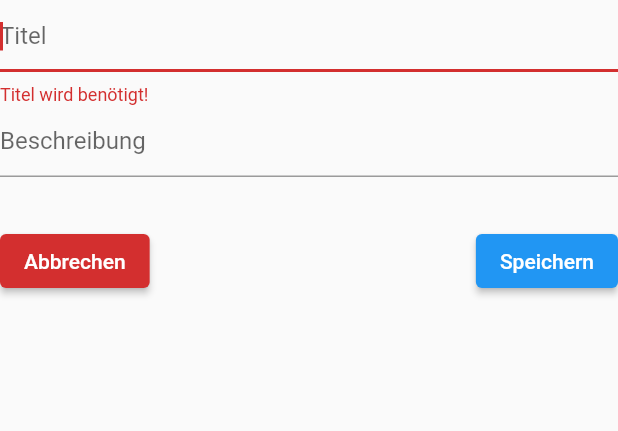
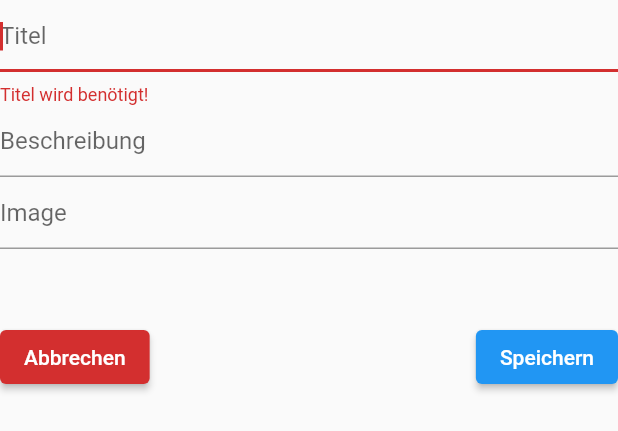
Before and after one commit to lectary/ClimbingAlien, a Flutter app: the WallForm widget shown alone on an empty page, opened directly with empty values, after a tap on "Speichern", on a phone screen of 412 x 824 dp. Shown: the top 431 px of the screen. Run offline on Flutter 3.47's test engine with Material 2 defaults, Android fonts, the phone set to English and light mode, and no system bars; our stand-ins replace camera, floor, fluttertoast, image_picker, sqflite; accounts and stored records are empty; generated files the repository leaves out were written again.

Commit message:
Move image selection to wall form and refactor

```diff
--- a/lib/utils/utils.dart
+++ b/lib/utils/utils.dart
@@ -5,4 +5,11 @@ class Utils {
   static num degreesToRadians(num deg) {
     return (deg * pi) / 180.0;
   }
+
+  static String getFilenameFromPath(String path) {
+    int lastSlash = path.lastIndexOf('/');
+    int lastDot = path.lastIndexOf('.');
+    if (lastSlash == -1 || lastDot == -1) return "";
+    return path.substring(lastSlash + 1, lastDot);
+  }
 }
--- a/lib/views/route_management/wall_form.dart
+++ b/lib/views/route_management/wall_form.dart
@@ -1,5 +1,9 @@
+import 'dart:developer';
+
 import 'package:climbing_alien/data/entity/wall.dart';
+import 'package:climbing_alien/utils/utils.dart';
 import 'package:climbing_alien/viewmodels/wall_viewmodel.dart';
+import 'package:climbing_alien/widgets/image_picker/image_picker_dialog.dart';
 import 'package:flutter/cupertino.dart';
 import 'package:flutter/material.dart';
 import 'package:provider/provider.dart';
@@ -29,12 +33,14 @@ class WallForm extends StatefulWidget {
 
 class _WallFormState extends State<WallForm> {
   final GlobalKey<FormState> _formKey = GlobalKey<FormState>();
+  final TextEditingController _textEditingControllerImagePath = TextEditingController();
   final FocusNode _focusNode = FocusNode();
   WallViewModel wallViewModel;
   bool edit;
 
   String title;
   String description;
+  String imagePath;
 
   @override
   void initState() {
@@ -44,12 +50,14 @@ class _WallFormState extends State<WallForm> {
     edit = widget.wall != null;
     title = widget.wall?.title;
     description = widget.wall?.description;
+    imagePath = widget.wall?.imagePath;
   }
 
   @override
   Widget build(BuildContext context) {
     return Form(
       key: _formKey,
+      child: SingleChildScrollView(
         child: Column(
           mainAxisSize: MainAxisSize.min,
           children: [
@@ -70,6 +78,23 @@ class _WallFormState extends State<WallForm> {
               decoration: InputDecoration(hintText: "Beschreibung"),
               onSaved: (value) => description = value,
             ),
+            TextFormField(
+              initialValue: Utils.getFilenameFromPath(imagePath),
+              decoration: InputDecoration(hintText: "Image"),
+              readOnly: true,
+              onTap: () async {
+                String newPath = await ImagePickerDialog.showImagePickerDialog(context);
+                if (newPath != null) {
+                  setState(() {
+                    imagePath = newPath;
+                  });
+                }
+              },
+            ),
+            Padding(
+              padding: const EdgeInsets.only(top: 16.0),
+              child: getImageByPath(imagePath),
+            ),
             Padding(
               padding: const EdgeInsets.only(top: 32.0),
               child: Row(
@@ -87,12 +112,10 @@ class _WallFormState extends State<WallForm> {
                           if (edit) {
                             widget.wall.title = title;
                             widget.wall.description = description;
+                            widget.wall.imagePathUpdated = imagePath;
                             wallViewModel.updateWall(widget.wall);
                           } else {
-                          Wall wall = Wall(
-                            title,
-                            description: description,
-                          );
+                            Wall wall = Wall(title, description: description, imagePath: imagePath);
                             wallViewModel.insertWall(wall);
                           }
                           Navigator.pop(context);
@@ -103,6 +126,18 @@ class _WallFormState extends State<WallForm> {
             )
           ],
         ),
+      ),
     );
   }
+
+  Widget getImageByPath(String path) {
+    if (path == null || path.isEmpty) {
+      return Container();
+    } else {
+      return Image.asset(path, errorBuilder: (BuildContext context, Object exception, StackTrace stackTrace) {
+        log(exception.toString());
+        return Text('Failed to load image 😢');
+      });
     }
+  }
+}
--- a/lib/views/route_management/wall_screen.dart
+++ b/lib/views/route_management/wall_screen.dart
@@ -57,11 +57,12 @@ class WallScreen extends StatelessWidget {
                                   ),
                                 ),
                               ),
-
                               /// Wall image
                               Padding(
                                 padding: const EdgeInsets.all(8.0),
-                                child: wall.imagePath == null ? Text('No image') : Image.asset(wall.imagePath),
+                                child: Center(
+                                  child: wall.imagePath == null || wall.imagePath.isEmpty ? Text('No image') : Image.asset(wall.imagePath),
+                                ),
                               )
                             ]),
                             onTap: () =>
```
Also changed, not shown: lib/widgets/image_picker/asset_image_picker.dart (+2 -5 lines), lib/widgets/image_picker/image_picker_dialog.dart (+11 -6 lines). Lines whose indentation alone changed are shown as unchanged.
